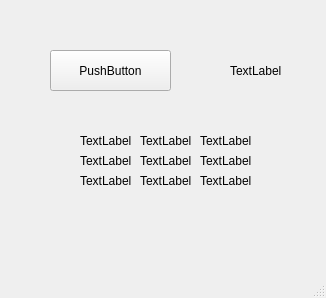
Qt form slotsy/testui.ui (Rabuuwu/Zadanie_Maturalne_1) before a commit.
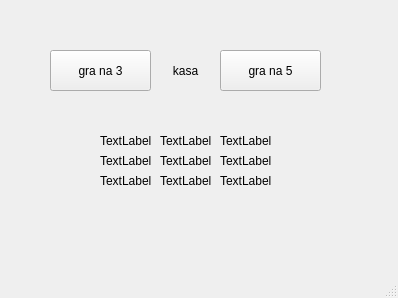
The same form after that commit.

What changed in the file:
```diff
--- a/slotsy/testui.ui
+++ b/slotsy/testui.ui
@@ -6,7 +6,7 @@
    <rect>
     <x>0</x>
     <y>0</y>
-    <width>326</width>
+    <width>398</width>
     <height>298</height>
    </rect>
   </property>
@@ -17,20 +17,31 @@
    <widget class="QLabel" name="label">
     <property name="geometry">
      <rect>
-      <x>230</x>
+      <x>150</x>
       <y>50</y>
-      <width>81</width>
+      <width>71</width>
       <height>41</height>
      </rect>
     </property>
+    <property name="font">
+     <font>
+      <kerning>true</kerning>
+     </font>
+    </property>
+    <property name="layoutDirection">
+     <enum>Qt::LeftToRight</enum>
+    </property>
     <property name="text">
-     <string>TextLabel</string>
+     <string>kasa</string>
+    </property>
+    <property name="alignment">
+     <set>Qt::AlignCenter</set>
     </property>
    </widget>
    <widget class="QLabel" name="label_2">
     <property name="geometry">
      <rect>
-      <x>80</x>
+      <x>100</x>
       <y>130</y>
       <width>51</width>
       <height>21</height>
@@ -43,7 +54,7 @@
    <widget class="QLabel" name="label_3">
     <property name="geometry">
      <rect>
-      <x>80</x>
+      <x>100</x>
       <y>150</y>
       <width>51</width>
       <height>21</height>
@@ -56,7 +67,7 @@
    <widget class="QLabel" name="label_4">
     <property name="geometry">
      <rect>
-      <x>80</x>
+      <x>100</x>
       <y>170</y>
       <width>51</width>
       <height>21</height>
@@ -69,7 +80,7 @@
    <widget class="QLabel" name="label_5">
     <property name="geometry">
      <rect>
-      <x>140</x>
+      <x>160</x>
       <y>130</y>
       <width>51</width>
       <height>21</height>
@@ -82,7 +93,7 @@
    <widget class="QLabel" name="label_6">
     <property name="geometry">
      <rect>
-      <x>140</x>
+      <x>160</x>
       <y>150</y>
       <width>51</width>
       <height>21</height>
@@ -95,7 +106,7 @@
    <widget class="QLabel" name="label_7">
     <property name="geometry">
      <rect>
-      <x>140</x>
+      <x>160</x>
       <y>170</y>
       <width>51</width>
       <height>21</height>
@@ -108,7 +119,7 @@
    <widget class="QLabel" name="label_8">
     <property name="geometry">
      <rect>
-      <x>200</x>
+      <x>220</x>
       <y>130</y>
       <width>51</width>
       <height>21</height>
@@ -121,7 +132,7 @@
    <widget class="QLabel" name="label_9">
     <property name="geometry">
      <rect>
-      <x>200</x>
+      <x>220</x>
       <y>150</y>
       <width>51</width>
       <height>21</height>
@@ -134,7 +145,7 @@
    <widget class="QLabel" name="label_10">
     <property name="geometry">
      <rect>
-      <x>200</x>
+      <x>220</x>
       <y>170</y>
       <width>51</width>
       <height>21</height>
@@ -149,12 +160,25 @@
      <rect>
       <x>50</x>
       <y>50</y>
-      <width>121</width>
+      <width>101</width>
       <height>41</height>
      </rect>
     </property>
     <property name="text">
-     <string>PushButton</string>
+     <string>gra na 3</string>
+    </property>
+   </widget>
+   <widget class="QPushButton" name="pushButton_2">
+    <property name="geometry">
+     <rect>
+      <x>220</x>
+      <y>50</y>
+      <width>101</width>
+      <height>41</height>
+     </rect>
+    </property>
+    <property name="text">
+     <string>gra na 5</string>
     </property>
    </widget>
   </widget>
```
Left out of the diff: 2 changed lines with no effect on the pictures.
